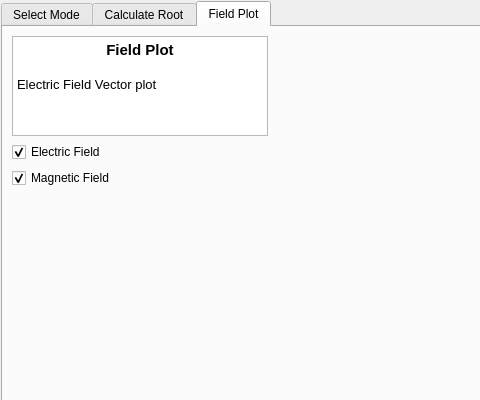
Old version of the form src/waveguide viewer.ui in the repository tenulate/waveguide-viewer; both pictures show x 0 to 480 and y 0 to 400 of the 827 by 690 pixel window.
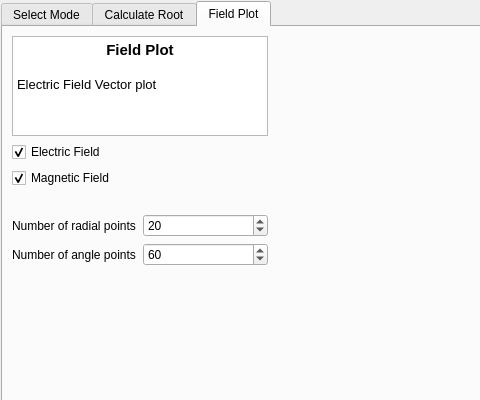
New version of the form. Custom widgets are drawn as their Qt base class.

Commit message: Fixed m=0 issue with returning 0 vector field This was done by using the 2nd line of equations in "coaxial-waveguide.pdf" That is, the sin(m*phi) instead of cos(m*phi), bringing along any positive/negative signs along the same line Added Hz and Ez functions for TE and TM modes

Diff of the .ui file:
```diff
--- a/src/waveguide viewer.ui
+++ b/src/waveguide viewer.ui
@@ -681,6 +681,76 @@
             <property name="orientation">
              <enum>Qt::Vertical</enum>
             </property>
+            <property name="sizeType">
+             <enum>QSizePolicy::Fixed</enum>
+            </property>
+            <property name="sizeHint" stdset="0">
+             <size>
+              <width>20</width>
+              <height>20</height>
+             </size>
+            </property>
+           </spacer>
+          </item>
+          <item>
+           <layout class="QHBoxLayout" name="horizontalLayout_8">
+            <item>
+             <widget class="QLabel" name="label_7">
+              <property name="text">
+               <string>Number of radial points</string>
+              </property>
+             </widget>
+            </item>
+            <item>
+             <widget class="QSpinBox" name="n_rho_spinBox">
+              <property name="sizePolicy">
+               <sizepolicy hsizetype="Minimum" vsizetype="Fixed">
+                <horstretch>0</horstretch>
+                <verstretch>0</verstretch>
+               </sizepolicy>
+              </property>
+              <property name="minimum">
+               <number>1</number>
+              </property>
+              <property name="maximum">
+               <number>100</number>
+              </property>
+              <property name="value">
+               <number>20</number>
+              </property>
+             </widget>
+            </item>
+           </layout>
+          </item>
+          <item>
+           <layout class="QHBoxLayout" name="horizontalLayout_11">
+            <item>
+             <widget class="QLabel" name="label_8">
+              <property name="text">
+               <string>Number of angle points</string>
+              </property>
+             </widget>
+            </item>
+            <item>
+             <widget class="QSpinBox" name="n_phi_spinBox">
+              <property name="minimum">
+               <number>1</number>
+              </property>
+              <property name="maximum">
+               <number>100</number>
+              </property>
+              <property name="value">
+               <number>60</number>
+              </property>
+             </widget>
+            </item>
+           </layout>
+          </item>
+          <item>
+           <spacer name="verticalSpacer_5">
+            <property name="orientation">
+             <enum>Qt::Vertical</enum>
+            </property>
             <property name="sizeHint" stdset="0">
              <size>
               <width>20</width>
```
Left out of the diff: 3 changed lines with no effect on the pictures. The commit also changes 2 other files.
